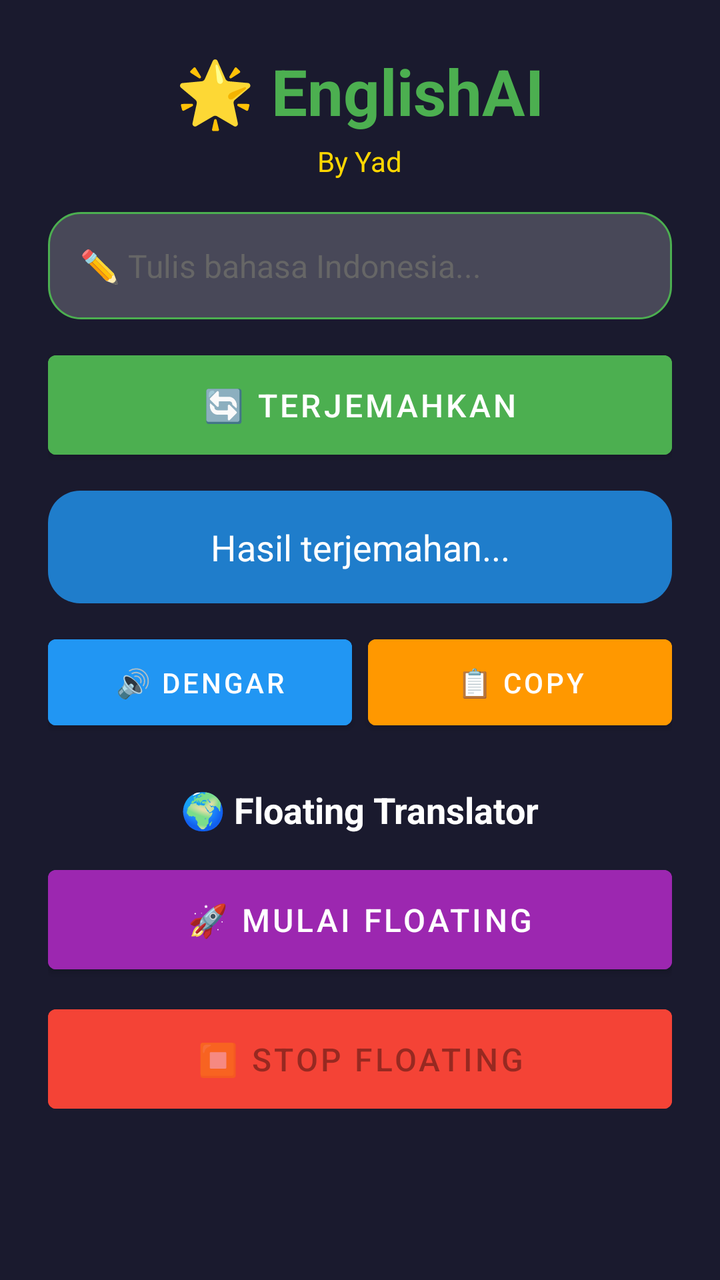
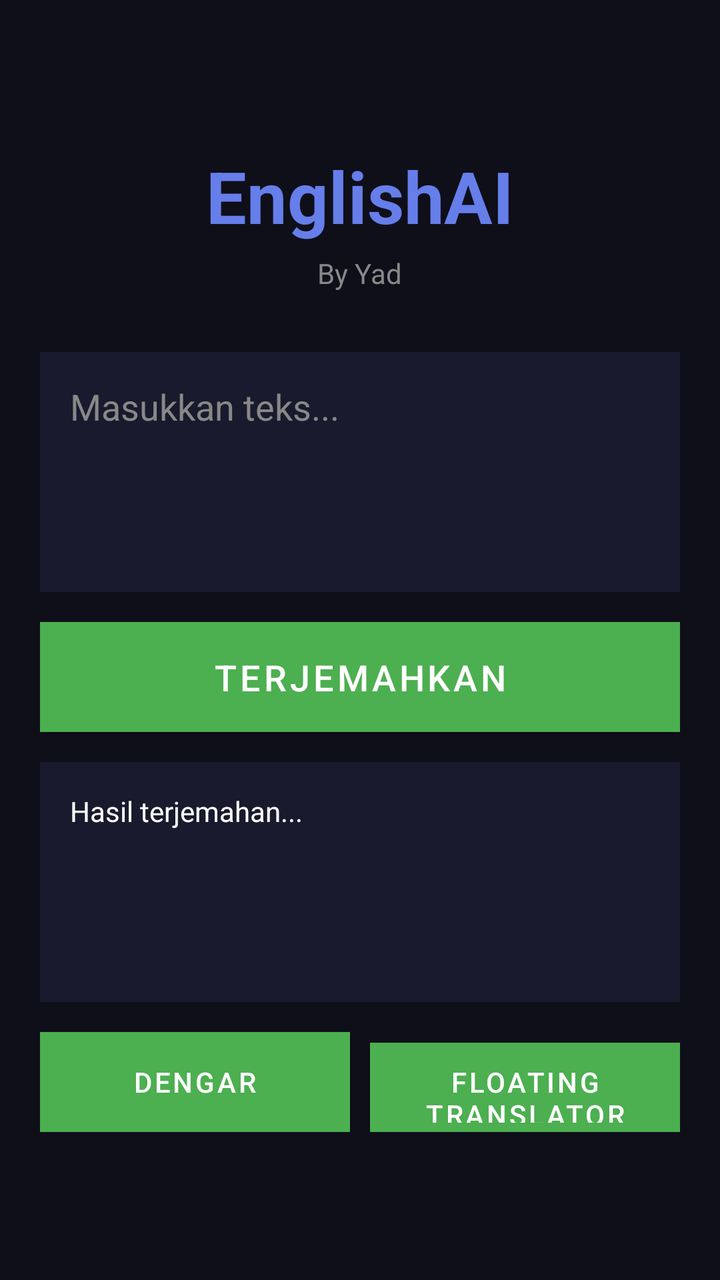

Two renders of the same Android screen: before a commit and after it. Below are the layout's source before the change and the commit's diff.
<!-- AndroidManifest.xml: application theme Theme.EnglishAI -->
<!-- res/layout/activity_main.xml -->
<?xml version="1.0" encoding="utf-8"?>
<ScrollView xmlns:android="http://schemas.android.com/apk/res/android"
    android:layout_width="match_parent"
    android:layout_height="match_parent"
    android:background="#1a1a2e">
    <LinearLayout android:layout_width="match_parent" android:layout_height="wrap_content" android:orientation="vertical" android:padding="24dp" android:gravity="center">
        <TextView android:layout_width="wrap_content" android:layout_height="wrap_content" android:text="🌟 EnglishAI" android:textSize="32sp" android:textStyle="bold" android:textColor="#4CAF50" android:layout_marginBottom="4dp"/>
        <TextView android:layout_width="wrap_content" android:layout_height="wrap_content" android:text="By Yad" android:textSize="14sp" android:textColor="#FFD700" android:layout_marginBottom="16dp"/>
        <EditText android:id="@+id/inputText" android:layout_width="match_parent" android:layout_height="wrap_content" android:hint="✏️ Tulis bahasa Indonesia..." android:textColor="#FFFFFF" android:textColorHint="#666666" android:textSize="16sp" android:padding="16dp" android:background="@drawable/input_bg" android:layout_marginBottom="12dp"/>
        <Button android:id="@+id/btnTranslate" android:layout_width="match_parent" android:layout_height="wrap_content" android:text="🔄 Terjemahkan" android:textSize="16sp" android:padding="14dp" android:backgroundTint="#4CAF50" android:layout_marginBottom="12dp"/>
        <TextView android:id="@+id/translatedText" android:layout_width="match_parent" android:layout_height="wrap_content" android:text="Hasil terjemahan..." android:textColor="#FFFFFF" android:textSize="18sp" android:padding="16dp" android:background="@drawable/result_bg" android:gravity="center" android:layout_marginBottom="12dp"/>
        <LinearLayout android:layout_width="match_parent" android:layout_height="wrap_content" android:orientation="horizontal" android:layout_marginBottom="24dp">
            <Button android:id="@+id/btnSpeak" android:layout_width="0dp" android:layout_height="wrap_content" android:layout_weight="1" android:text="🔊 Dengar" android:textSize="14sp" android:padding="12dp" android:backgroundTint="#2196F3" android:layout_marginEnd="8dp"/>
            <Button android:id="@+id/btnCopy" android:layout_width="0dp" android:layout_height="wrap_content" android:layout_weight="1" android:text="📋 Copy" android:textSize="14sp" android:padding="12dp" android:backgroundTint="#FF9800"/>
        </LinearLayout>
        <TextView android:layout_width="wrap_content" android:layout_height="wrap_content" android:text="🌍 Floating Translator" android:textSize="18sp" android:textStyle="bold" android:textColor="#FFFFFF" android:layout_marginBottom="12dp"/>
        <Button android:id="@+id/btnStartFloating" android:layout_width="match_parent" android:layout_height="wrap_content" android:text="🚀 Mulai Floating" android:textSize="16sp" android:padding="14dp" android:backgroundTint="#9C27B0" android:layout_marginBottom="8dp"/>
        <Button android:id="@+id/btnStopFloating" android:layout_width="match_parent" android:layout_height="wrap_content" android:text="⏹️ Stop Floating" android:textSize="16sp" android:padding="14dp" android:enabled="false" android:backgroundTint="#f44336"/>
    </LinearLayout>
</ScrollView>
<!-- resources referenced by this layout -->
<resources>
  <!-- drawable input_bg (drawable) -->
  <?xml version="1.0" encoding="utf-8"?>
  <shape xmlns:android="http://schemas.android.com/apk/res/android">
      <solid android:color="#33FFFFFF"/><corners android:radius="16dp"/><stroke android:width="1dp" android:color="#4CAF50"/>
  </shape>
  <!-- drawable result_bg (drawable) -->
  <?xml version="1.0" encoding="utf-8"?>
  <shape xmlns:android="http://schemas.android.com/apk/res/android">
      <solid android:color="#CC2196F3"/><corners android:radius="16dp"/>
  </shape>
  <style name="Theme.EnglishAI" parent="Theme.MaterialComponents.DayNight.DarkActionBar">
          <item name="colorPrimary">#4CAF50</item>
          <item name="colorPrimaryDark">#388E3C</item>
          <item name="colorAccent">#FF4081</item>
      </style>
</resources>

<!-- the commit's change to res/layout/activity_main.xml (unified diff, before → after) -->
@@ -1,20 +1,87 @@
 <?xml version="1.0" encoding="utf-8"?>
-<ScrollView xmlns:android="http://schemas.android.com/apk/res/android"
+<LinearLayout xmlns:android="http://schemas.android.com/apk/res/android"
     android:layout_width="match_parent"
     android:layout_height="match_parent"
-    android:background="#1a1a2e">
-    <LinearLayout android:layout_width="match_parent" android:layout_height="wrap_content" android:orientation="vertical" android:padding="24dp" android:gravity="center">
-        <TextView android:layout_width="wrap_content" android:layout_height="wrap_content" android:text="🌟 EnglishAI" android:textSize="32sp" android:textStyle="bold" android:textColor="#4CAF50" android:layout_marginBottom="4dp"/>
-        <TextView android:layout_width="wrap_content" android:layout_height="wrap_content" android:text="By Yad" android:textSize="14sp" android:textColor="#FFD700" android:layout_marginBottom="16dp"/>
-        <EditText android:id="@+id/inputText" android:layout_width="match_parent" android:layout_height="wrap_content" android:hint="✏️ Tulis bahasa Indonesia..." android:textColor="#FFFFFF" android:textColorHint="#666666" android:textSize="16sp" android:padding="16dp" android:background="@drawable/input_bg" android:layout_marginBottom="12dp"/>
-        <Button android:id="@+id/btnTranslate" android:layout_width="match_parent" android:layout_height="wrap_content" android:text="🔄 Terjemahkan" android:textSize="16sp" android:padding="14dp" android:backgroundTint="#4CAF50" android:layout_marginBottom="12dp"/>
-        <TextView android:id="@+id/translatedText" android:layout_width="match_parent" android:layout_height="wrap_content" android:text="Hasil terjemahan..." android:textColor="#FFFFFF" android:textSize="18sp" android:padding="16dp" android:background="@drawable/result_bg" android:gravity="center" android:layout_marginBottom="12dp"/>
-        <LinearLayout android:layout_width="match_parent" android:layout_height="wrap_content" android:orientation="horizontal" android:layout_marginBottom="24dp">
-            <Button android:id="@+id/btnSpeak" android:layout_width="0dp" android:layout_height="wrap_content" android:layout_weight="1" android:text="🔊 Dengar" android:textSize="14sp" android:padding="12dp" android:backgroundTint="#2196F3" android:layout_marginEnd="8dp"/>
-            <Button android:id="@+id/btnCopy" android:layout_width="0dp" android:layout_height="wrap_content" android:layout_weight="1" android:text="📋 Copy" android:textSize="14sp" android:padding="12dp" android:backgroundTint="#FF9800"/>
-        </LinearLayout>
-        <TextView android:layout_width="wrap_content" android:layout_height="wrap_content" android:text="🌍 Floating Translator" android:textSize="18sp" android:textStyle="bold" android:textColor="#FFFFFF" android:layout_marginBottom="12dp"/>
-        <Button android:id="@+id/btnStartFloating" android:layout_width="match_parent" android:layout_height="wrap_content" android:text="🚀 Mulai Floating" android:textSize="16sp" android:padding="14dp" android:backgroundTint="#9C27B0" android:layout_marginBottom="8dp"/>
-        <Button android:id="@+id/btnStopFloating" android:layout_width="match_parent" android:layout_height="wrap_content" android:text="⏹️ Stop Floating" android:textSize="16sp" android:padding="14dp" android:enabled="false" android:backgroundTint="#f44336"/>
+    android:orientation="vertical"
+    android:padding="20dp"
+    android:gravity="center"
+    android:background="#0f0f1a">
+    
+    <TextView
+        android:layout_width="wrap_content"
+        android:layout_height="wrap_content"
+        android:text="@string/app_name"
+        android:textSize="36sp"
+        android:textStyle="bold"
+        android:textColor="#667eea"
+        android:layout_marginBottom="5dp"/>
+    
+    <TextView
+        android:layout_width="wrap_content"
+        android:layout_height="wrap_content"
+        android:text="@string/by_yad"
+        android:textSize="14sp"
+        android:textColor="#888888"
+        android:layout_marginBottom="30dp"/>
+    
+    <EditText
+        android:id="@+id/inputEditText"
+        android:layout_width="match_parent"
+        android:layout_height="120dp"
+        android:hint="@string/input_hint"
+        android:textColor="#FFFFFF"
+        android:textColorHint="#888888"
+        android:background="#1a1a2e"
+        android:padding="15dp"
+        android:gravity="top"
+        android:inputType="textMultiLine"
+        android:layout_marginBottom="15dp"/>
+    
+    <Button
+        android:id="@+id/btnTranslate"
+        android:layout_width="match_parent"
+        android:layout_height="55dp"
+        android:text="@string/translate"
+        android:textSize="18sp"
+        android:background="#667eea"
+        android:layout_marginBottom="15dp"/>
+    
+    <TextView
+        android:id="@+id/resultTextView"
+        android:layout_width="match_parent"
+        android:layout_height="120dp"
+        android:text="@string/translation_result"
+        android:textColor="#FFFFFF"
+        android:background="#1a1a2e"
+        android:padding="15dp"
+        android:gravity="top"
+        android:layout_marginBottom="15dp"/>
+    
+    <LinearLayout
+        android:layout_width="match_parent"
+        android:layout_height="wrap_content"
+        android:orientation="horizontal">
+        
+        <Button
+            android:id="@+id/btnSpeak"
+            android:layout_width="0dp"
+            android:layout_height="50dp"
+            android:layout_weight="1"
+            android:text="@string/listen"
+            android:background="#1a1a2e"
+            android:textColor="#FFFFFF"
+            android:layout_marginEnd="5dp"/>
+        
+        <Button
+            android:id="@+id/btnFloating"
+            android:layout_width="0dp"
+            android:layout_height="50dp"
+            android:layout_weight="1"
+            android:text="@string/floating_translator"
+            android:background="#1a1a2e"
+            android:textColor="#FFFFFF"
+            android:layout_marginStart="5dp"/>
+        
     </LinearLayout>
-</ScrollView>
+    
+</LinearLayout>
<!-- resource entries referenced after the edit -->
@@ -1,15 +1,12 @@
 <!-- resources referenced by this layout -->
 <resources>
-  <!-- drawable input_bg (drawable) -->
-  <?xml version="1.0" encoding="utf-8"?>
-  <shape xmlns:android="http://schemas.android.com/apk/res/android">
-      <solid android:color="#33FFFFFF"/><corners android:radius="16dp"/><stroke android:width="1dp" android:color="#4CAF50"/>
-  </shape>
-  <!-- drawable result_bg (drawable) -->
-  <?xml version="1.0" encoding="utf-8"?>
-  <shape xmlns:android="http://schemas.android.com/apk/res/android">
-      <solid android:color="#CC2196F3"/><corners android:radius="16dp"/>
-  </shape>
+  <string name="app_name">EnglishAI</string>
+  <string name="by_yad">By Yad</string>
+  <string name="floating_translator">Floating Translator</string>
+  <string name="input_hint">Masukkan teks...</string>
+  <string name="listen">Dengar</string>
+  <string name="translate">Terjemahkan</string>
+  <string name="translation_result">Hasil terjemahan...</string>
   <style name="Theme.EnglishAI" parent="Theme.MaterialComponents.DayNight.DarkActionBar">
           <item name="colorPrimary">#4CAF50</item>
           <item name="colorPrimaryDark">#388E3C</item>
